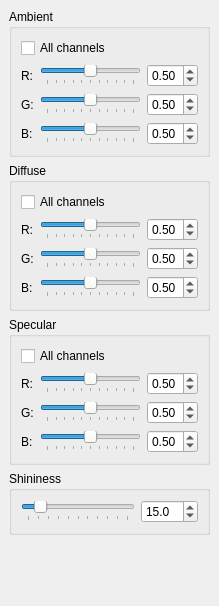
Old version of the form src/ui/MaterialDock.ui in the repository Warzone2100/WMIT.
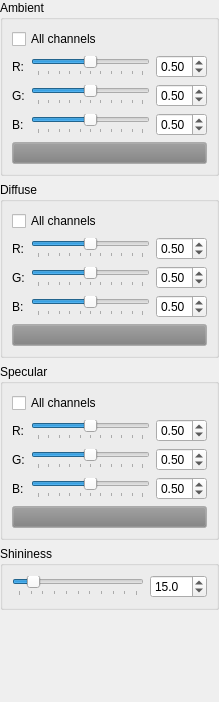
New version of the form.

Commit message: MaterialDock: add color preview buttons

Patch:
```diff
--- a/src/ui/MaterialDock.ui
+++ b/src/ui/MaterialDock.ui
@@ -7,7 +7,7 @@
     <x>0</x>
     <y>0</y>
     <width>219</width>
-    <height>606</height>
+    <height>702</height>
    </rect>
   </property>
   <property name="windowTitle">
@@ -15,6 +15,9 @@
   </property>
   <widget class="QWidget" name="dockWidgetContents">
    <layout class="QVBoxLayout" name="verticalLayout">
+    <property name="margin">
+     <number>0</number>
+    </property>
     <item>
      <widget class="QGroupBox" name="ambientGroupBox">
       <property name="title">
@@ -167,6 +170,50 @@
          </item>
         </layout>
        </item>
+       <item>
+        <widget class="QPushButton" name="ambientButton">
+         <property name="palette">
+          <palette>
+           <active>
+            <colorrole role="Button">
+             <brush brushstyle="SolidPattern">
+              <color alpha="255">
+               <red>127</red>
+               <green>127</green>
+               <blue>127</blue>
+              </color>
+             </brush>
+            </colorrole>
+           </active>
+           <inactive>
+            <colorrole role="Button">
+             <brush brushstyle="SolidPattern">
+              <color alpha="255">
+               <red>127</red>
+               <green>127</green>
+               <blue>127</blue>
+              </color>
+             </brush>
+            </colorrole>
+           </inactive>
+           <disabled>
+            <colorrole role="Button">
+             <brush brushstyle="SolidPattern">
+              <color alpha="255">
+               <red>127</red>
+               <green>127</green>
+               <blue>127</blue>
+              </color>
+             </brush>
+            </colorrole>
+           </disabled>
+          </palette>
+         </property>
+         <property name="text">
+          <string/>
+         </property>
+        </widget>
+       </item>
       </layout>
      </widget>
     </item>
@@ -322,6 +369,50 @@
          </item>
         </layout>
        </item>
+       <item>
+        <widget class="QPushButton" name="diffuseButton">
+         <property name="palette">
+          <palette>
+           <active>
+            <colorrole role="Button">
+             <brush brushstyle="SolidPattern">
+              <color alpha="255">
+               <red>127</red>
+               <green>127</green>
+               <blue>127</blue>
+              </color>
+             </brush>
+            </colorrole>
+           </active>
+           <inactive>
+            <colorrole role="Button">
+             <brush brushstyle="SolidPattern">
+              <color alpha="255">
+               <red>127</red>
+               <green>127</green>
+               <blue>127</blue>
+              </color>
+             </brush>
+            </colorrole>
+           </inactive>
+           <disabled>
+            <colorrole role="Button">
+             <brush brushstyle="SolidPattern">
+              <color alpha="255">
+               <red>127</red>
+               <green>127</green>
+               <blue>127</blue>
+              </color>
+             </brush>
+            </colorrole>
+           </disabled>
+          </palette>
+         </property>
+         <property name="text">
+          <string/>
+         </property>
+        </widget>
+       </item>
       </layout>
      </widget>
     </item>
@@ -477,6 +568,50 @@
          </item>
         </layout>
        </item>
+       <item>
+        <widget class="QPushButton" name="specualrButton">
+         <property name="palette">
+          <palette>
+           <active>
+            <colorrole role="Button">
+             <brush brushstyle="SolidPattern">
+              <color alpha="255">
+               <red>127</red>
+               <green>127</green>
+               <blue>127</blue>
+              </color>
+             </brush>
+            </colorrole>
+           </active>
+           <inactive>
+            <colorrole role="Button">
+             <brush brushstyle="SolidPattern">
+              <color alpha="255">
+               <red>127</red>
+               <green>127</green>
+               <blue>127</blue>
+              </color>
+             </brush>
+            </colorrole>
+           </inactive>
+           <disabled>
+            <colorrole role="Button">
+             <brush brushstyle="SolidPattern">
+              <color alpha="255">
+               <red>127</red>
+               <green>127</green>
+               <blue>127</blue>
+              </color>
+             </brush>
+            </colorrole>
+           </disabled>
+          </palette>
+         </property>
+         <property name="text">
+          <string/>
+         </property>
+        </widget>
+       </item>
       </layout>
      </widget>
     </item>
```
